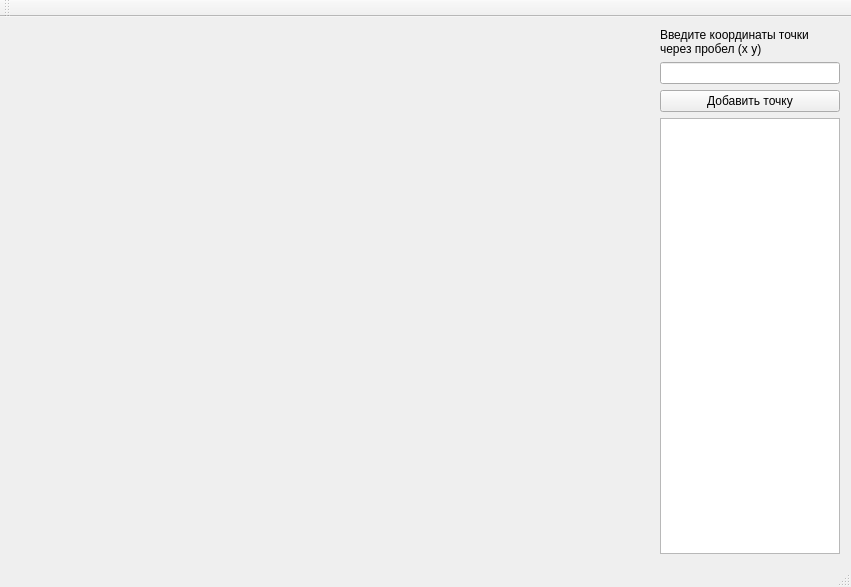
First picture: the form in lab_01/mainwindow.ui, repository bmstu-ics7/computer-graphics, before the edit.
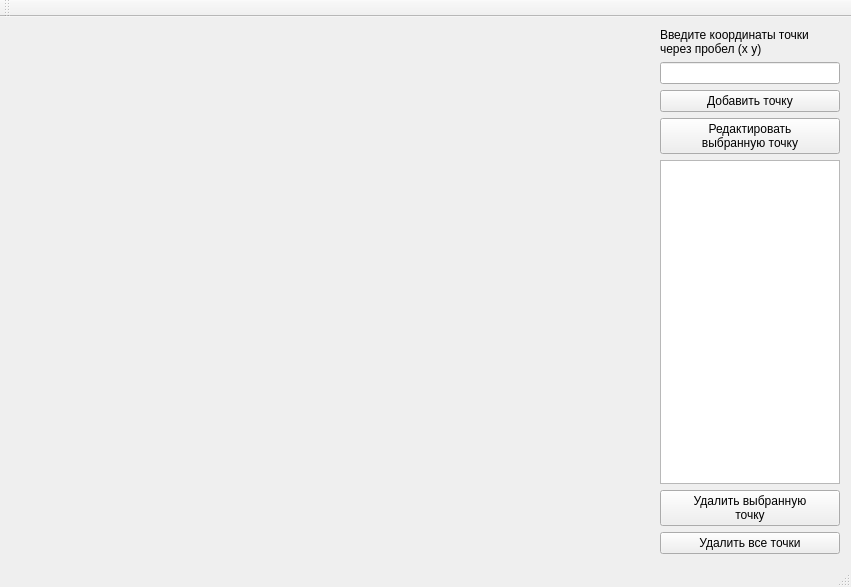
Second picture: the form after the edit.

Commit message: EDIT: finish lab01

The edit to the form file:
```diff
--- a/lab_01/mainwindow.ui
+++ b/lab_01/mainwindow.ui
@@ -21,7 +21,54 @@
   </property>
   <widget class="QWidget" name="centralWidget">
    <layout class="QGridLayout" name="gridLayout">
-    <item row="3" column="0">
+    <item row="4" column="1">
+     <widget class="QListWidget" name="listDots">
+      <property name="minimumSize">
+       <size>
+        <width>180</width>
+        <height>0</height>
+       </size>
+      </property>
+      <property name="maximumSize">
+       <size>
+        <width>180</width>
+        <height>16777215</height>
+       </size>
+      </property>
+     </widget>
+    </item>
+    <item row="2" column="1">
+     <widget class="QPushButton" name="btnAdd">
+      <property name="text">
+       <string>Добавить точку</string>
+      </property>
+     </widget>
+    </item>
+    <item row="5" column="1">
+     <widget class="QPushButton" name="btnDel">
+      <property name="text">
+       <string>Удалить выбранную 
+точку</string>
+      </property>
+     </widget>
+    </item>
+    <item row="1" column="1">
+     <widget class="QLineEdit" name="lineEdit">
+      <property name="minimumSize">
+       <size>
+        <width>180</width>
+        <height>0</height>
+       </size>
+      </property>
+      <property name="maximumSize">
+       <size>
+        <width>180</width>
+        <height>16777215</height>
+       </size>
+      </property>
+     </widget>
+    </item>
+    <item row="4" column="0">
      <spacer name="horizontalSpacer">
       <property name="orientation">
        <enum>Qt::Horizontal</enum>
@@ -34,6 +81,13 @@
       </property>
      </spacer>
     </item>
+    <item row="6" column="1">
+     <widget class="QPushButton" name="btnDelAll">
+      <property name="text">
+       <string>Удалить все точки</string>
+      </property>
+     </widget>
+    </item>
     <item row="0" column="1">
      <widget class="QLabel" name="label">
       <property name="layoutDirection">
@@ -45,42 +99,11 @@
       </property>
      </widget>
     </item>
-    <item row="2" column="1">
-     <widget class="QPushButton" name="btnAdd">
-      <property name="text">
-       <string>Добавить точку</string>
-      </property>
-     </widget>
-    </item>
-    <item row="1" column="1">
-     <widget class="QLineEdit" name="lineEdit">
-      <property name="minimumSize">
-       <size>
-        <width>180</width>
-        <height>0</height>
-       </size>
-      </property>
-      <property name="maximumSize">
-       <size>
-        <width>180</width>
-        <height>16777215</height>
-       </size>
-      </property>
-     </widget>
-    </item>
     <item row="3" column="1">
-     <widget class="QListWidget" name="listDots">
-      <property name="minimumSize">
-       <size>
-        <width>180</width>
-        <height>0</height>
-       </size>
-      </property>
-      <property name="maximumSize">
-       <size>
-        <width>180</width>
-        <height>16777215</height>
-       </size>
+     <widget class="QPushButton" name="btnEdit">
+      <property name="text">
+       <string>Редактировать
+выбранную точку</string>
       </property>
      </widget>
     </item>
```
The commit also changes 9 other files.
